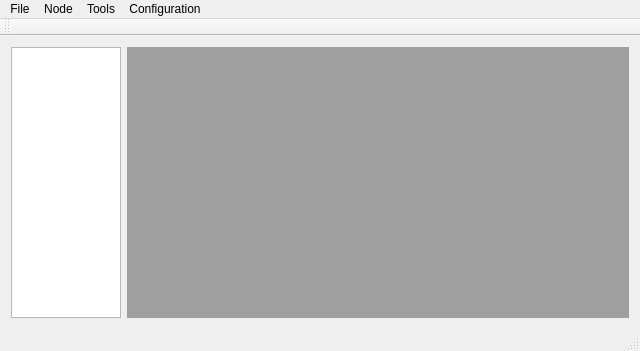
nbombau/phyloloc, file src/PhyloGUI/forms/mainwindow.ui: the form before one commit.
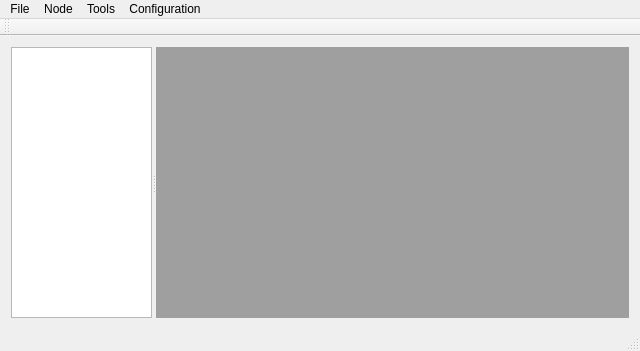
The form after the commit.

```diff
--- a/src/PhyloGUI/forms/mainwindow.ui
+++ b/src/PhyloGUI/forms/mainwindow.ui
@@ -16,6 +16,10 @@
   <widget class="QWidget" name="centralWidget">
    <layout class="QHBoxLayout" name="horizontalLayout">
     <item>
+     <widget class="QSplitter" name="splitter">
+      <property name="orientation">
+       <enum>Qt::Horizontal</enum>
+      </property>
      <widget class="QListWidget" name="listWidget">
       <property name="minimumSize">
        <size>
@@ -30,9 +34,8 @@
        </size>
       </property>
      </widget>
-    </item>
-    <item>
      <widget class="QMdiArea" name="frame"/>
+     </widget>
     </item>
    </layout>
   </widget>
```
Lines whose indentation alone changed are shown as unchanged.
